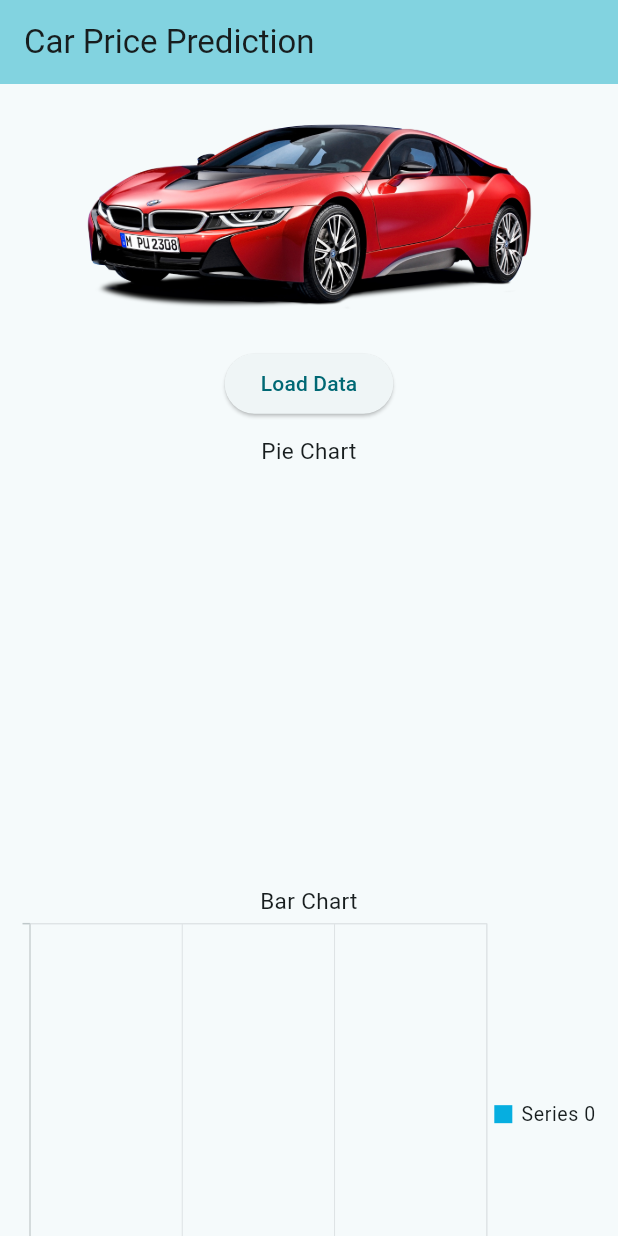
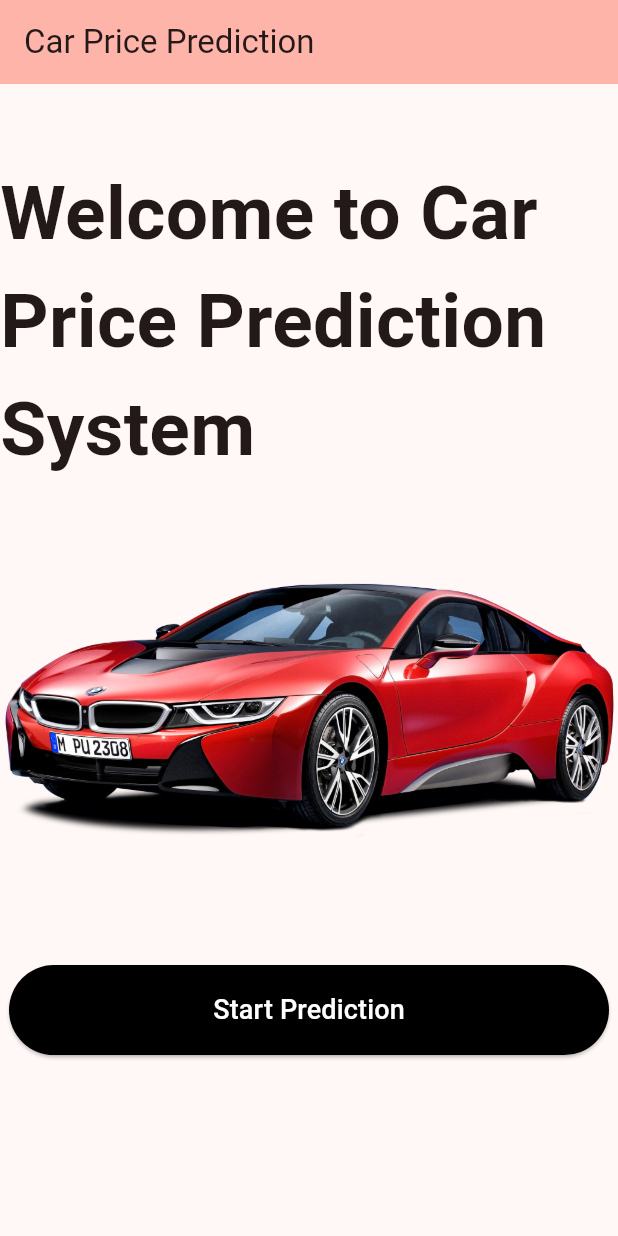
Before and after one commit to Programming-Phantoms/Car_Prediction_System, a Flutter app: the screen it shows after launch, on a phone screen of 412 x 824 dp. Run offline on Flutter 3.47's test engine with Material 2 defaults, Android fonts, the phone set to English and light mode, and no system bars; our stand-ins replace syncfusion_flutter_charts.

Commit message:
Updated UI

```diff
--- /dev/null
+++ b/Flutter/car_price_prediction/lib/home.dart
@@ -0,0 +1,56 @@
+import 'package:flutter/material.dart';
+
+import 'chart.dart';
+
+class Home extends StatefulWidget {
+  static String routeName = '/home-page';
+  const Home({super.key, required this.title});
+
+  final String title;
+
+  @override
+  State<Home> createState() => _MyHomePageState();
+}
+
+class _MyHomePageState extends State<Home> {
+  void changePage() {
+    Navigator.pushNamed(context, Charts.routeName);
+  }
+
+  @override
+  Widget build(BuildContext context) {
+    return SingleChildScrollView(
+      child: Column(
+        mainAxisAlignment: MainAxisAlignment.center,
+        children: <Widget>[
+          SizedBox(height: 50),
+          Text(
+            'Welcome to Car Price Prediction System',
+            style: TextStyle(fontSize: 50, fontWeight: FontWeight.bold),
+          ),
+          SizedBox(height: 30),
+          Container(
+            alignment: Alignment.center,
+            child: Image.asset(
+              'assets/car.png',
+              width: 500,
+            ),
+          ),
+          SizedBox(height: 50),
+          ElevatedButton(
+            onPressed: changePage,
+            style: ElevatedButton.styleFrom(
+              primary: Colors.black, // background color
+              onPrimary: Colors.white,
+              fixedSize: Size(400, 60), // text color
+            ),
+            child: Text(
+              'Start Prediction',
+              style: TextStyle(fontSize: 18),
+            ),
+          ),
+        ],
+      ),
+    );
+  }
+}
--- a/Flutter/car_price_prediction/lib/main.dart
+++ b/Flutter/car_price_prediction/lib/main.dart
@@ -2,6 +2,8 @@ import 'package:flutter/material.dart';
 import 'package:http/http.dart' as http;
 import 'dart:convert';
 import 'package:syncfusion_flutter_charts/charts.dart';
+import './chart.dart';
+import './home.dart';
 
 void main() {
   runApp(const MyApp());
@@ -17,10 +19,13 @@ class MyApp extends StatelessWidget {
       title: 'Car Price Prediction',
       theme: ThemeData(
         colorScheme:
-            ColorScheme.fromSeed(seedColor: Color.fromARGB(255, 62, 62, 62)),
+            ColorScheme.fromSeed(seedColor: Color.fromARGB(255, 236, 26, 26)),
         useMaterial3: true,
       ),
       home: const MyHomePage(title: 'Car Price Prediction'),
+      routes: {
+        Charts.routeName: (context) => Charts(title: 'Car Price Prediction'),
+      },
     );
   }
 }
@@ -35,39 +40,6 @@ class MyHomePage extends StatefulWidget {
 }
 
 class _MyHomePageState extends State<MyHomePage> {
-  final List<ChartDataPie> chartDataPie = [];
-  final List<ChartDataBar> chartDataBar = [];
-
-  Future<void> loadData() async {
-    var uri = 'https://bilaltariq360.github.io/Car_Price_Prediction/';
-
-    final res = await http.get(Uri.parse(uri));
-    final result = json.decode(res.body) as Map<String, dynamic>;
-    setState(() {
-      List<dynamic> fuelType = result['fuel_distribution']['labels'];
-      List<dynamic> fuelCount = result['fuel_distribution']['values'];
-      chartDataPie.clear();
-      for (int i = 0; i < fuelType.length; i++) {
-        chartDataPie.add(ChartDataPie(
-          fuelType: fuelType[i],
-          counts: fuelCount[i],
-          color: Color.fromARGB(255, ((i * 255) - 255), 126, ((i * 75) - 75)),
-        ));
-      }
-
-      List<dynamic> carCompany = result['number_of_cars_by_company']['labels'];
-      List<dynamic> carCompanyCounts =
-          result['number_of_cars_by_company']['values'];
-      chartDataBar.clear();
-      for (int i = 0; i < carCompany.length; i++) {
-        chartDataBar.add(ChartDataBar(
-          carCompany: carCompany[i],
-          counts: carCompanyCounts[i],
-        ));
-      }
-    });
-  }
-
   @override
   Widget build(BuildContext context) {
     return Scaffold(
@@ -75,75 +47,7 @@ class _MyHomePageState extends State<MyHomePage> {
         backgroundColor: Theme.of(context).colorScheme.inversePrimary,
         title: Text(widget.title),
       ),
-      body: SingleChildScrollView(
-        child: Column(
-          mainAxisAlignment: MainAxisAlignment.center,
-          children: <Widget>[
-            Image.asset(
-              'assets/car.png',
-              width: 300,
-            ),
-            ElevatedButton(onPressed: loadData, child: Text('Load Data')),
-            Container(
-              child: SfCircularChart(
-                title: ChartTitle(text: 'Pie Chart'),
-                legend: Legend(
-                  isVisible: true,
-                  overflowMode: LegendItemOverflowMode.wrap,
-                ),
-                series: <CircularSeries>[
-                  // Render pie chart
-                  PieSeries<ChartDataPie, String>(
-                    dataSource: chartDataPie,
-                    pointColorMapper: (ChartDataPie data, _) => data.color,
-                    xValueMapper: (ChartDataPie data, _) => data.fuelType,
-                    yValueMapper: (ChartDataPie data, _) => data.counts,
-                    radius: '50%',
-                    dataLabelSettings: DataLabelSettings(isVisible: true),
-                  ),
-                ],
-              ),
-            ),
-            Container(
-              child: SfCartesianChart(
-                title: ChartTitle(text: 'Bar Chart'),
-                legend: Legend(
-                  isVisible: true,
-                  overflowMode: LegendItemOverflowMode.wrap,
-                ),
-                series: <ChartSeries>[
-                  // Renders bar chart
-                  BarSeries<ChartDataBar, String>(
-                    dataSource: chartDataBar,
-                    xValueMapper: (ChartDataBar data, _) => data.carCompany,
-                    yValueMapper: (ChartDataBar data, _) => data.counts,
-                    borderRadius: BorderRadius.all(Radius.circular(15)),
-                    width: 0.7,
-                    spacing: 0.2,
-                  ),
-                ],
-                primaryXAxis: CategoryAxis(),
-              ),
-            ),
-          ],
-        ),
-      ),
+      body: Home(title: 'Car Price Prediction'),
     );
   }
 }
-
-class ChartDataPie {
-  final String fuelType;
-  final int counts;
-  final Color color;
-
-  ChartDataPie(
-      {required this.fuelType, required this.counts, required this.color});
-}
-
-class ChartDataBar {
-  final String carCompany;
-  final int counts;
-
-  ChartDataBar({required this.carCompany, required this.counts});
-}
```
Also changed, not shown: Flutter/car_price_prediction/lib/chart.dart (added, +166 -0 lines).
